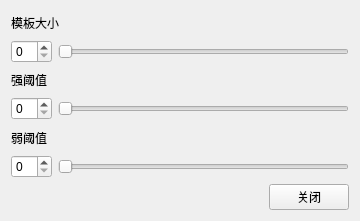
Old version of the form mainwindow/EdgeDetection.ui in the repository Narthill/Image_processing.
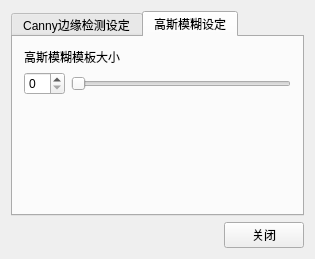
New version of the form.

```diff
--- a/mainwindow/EdgeDetection.ui
+++ b/mainwindow/EdgeDetection.ui
@@ -6,19 +6,29 @@
    <rect>
     <x>0</x>
     <y>0</y>
-    <width>360</width>
-    <height>221</height>
+    <width>315</width>
+    <height>241</height>
    </rect>
   </property>
   <property name="windowTitle">
    <string>EdgeDetection</string>
   </property>
-  <layout class="QVBoxLayout" name="verticalLayout_6">
+  <layout class="QVBoxLayout" name="verticalLayout_9">
+   <item>
+    <layout class="QVBoxLayout" name="verticalLayout_8">
+     <item>
+      <widget class="QTabWidget" name="tabWidget">
+       <property name="currentIndex">
+        <number>1</number>
+       </property>
+       <widget class="QWidget" name="tab">
+        <attribute name="title">
+         <string>Canny边缘检测设定</string>
+        </attribute>
+        <layout class="QHBoxLayout" name="horizontalLayout_6">
    <item>
     <layout class="QVBoxLayout" name="verticalLayout_5">
      <item>
-      <layout class="QVBoxLayout" name="verticalLayout_4">
-       <item>
         <layout class="QVBoxLayout" name="verticalLayout">
          <item>
           <widget class="QLabel" name="label">
@@ -94,6 +104,63 @@
         </layout>
        </item>
       </layout>
+         </item>
+        </layout>
+       </widget>
+       <widget class="QWidget" name="tab_2">
+        <attribute name="title">
+         <string>高斯模糊设定</string>
+        </attribute>
+        <layout class="QHBoxLayout" name="horizontalLayout_7">
+         <item>
+          <layout class="QVBoxLayout" name="verticalLayout_7">
+           <item>
+            <layout class="QVBoxLayout" name="verticalLayout_4">
+             <item>
+              <widget class="QLabel" name="label_4">
+               <property name="text">
+                <string>高斯模糊模板大小</string>
+               </property>
+              </widget>
+             </item>
+             <item>
+              <layout class="QHBoxLayout" name="horizontalLayout_5">
+               <item>
+                <widget class="QSpinBox" name="gSpinBox"/>
+               </item>
+               <item>
+                <widget class="QSlider" name="gSlider">
+                 <property name="orientation">
+                  <enum>Qt::Horizontal</enum>
+                 </property>
+                </widget>
+               </item>
+              </layout>
+             </item>
+            </layout>
+           </item>
+           <item>
+            <layout class="QVBoxLayout" name="verticalLayout_6">
+             <item>
+              <spacer name="verticalSpacer">
+               <property name="orientation">
+                <enum>Qt::Vertical</enum>
+               </property>
+               <property name="sizeHint" stdset="0">
+                <size>
+                 <width>20</width>
+                 <height>40</height>
+                </size>
+               </property>
+              </spacer>
+             </item>
+            </layout>
+           </item>
+          </layout>
+         </item>
+        </layout>
+       </widget>
+      </widget>
      </item>
      <item>
       <layout class="QHBoxLayout" name="horizontalLayout_4">
```
Lines whose indentation alone changed are shown as unchanged.
